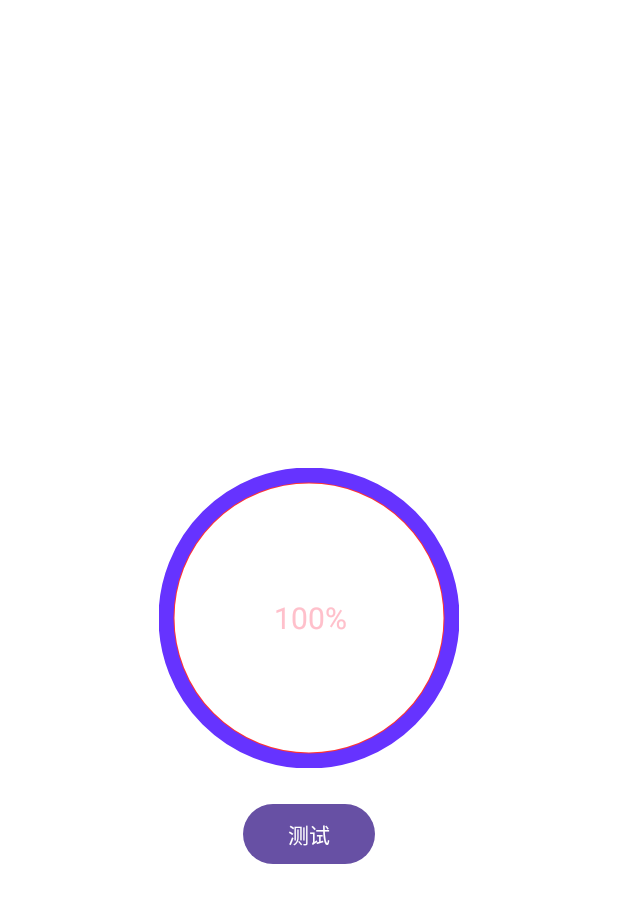
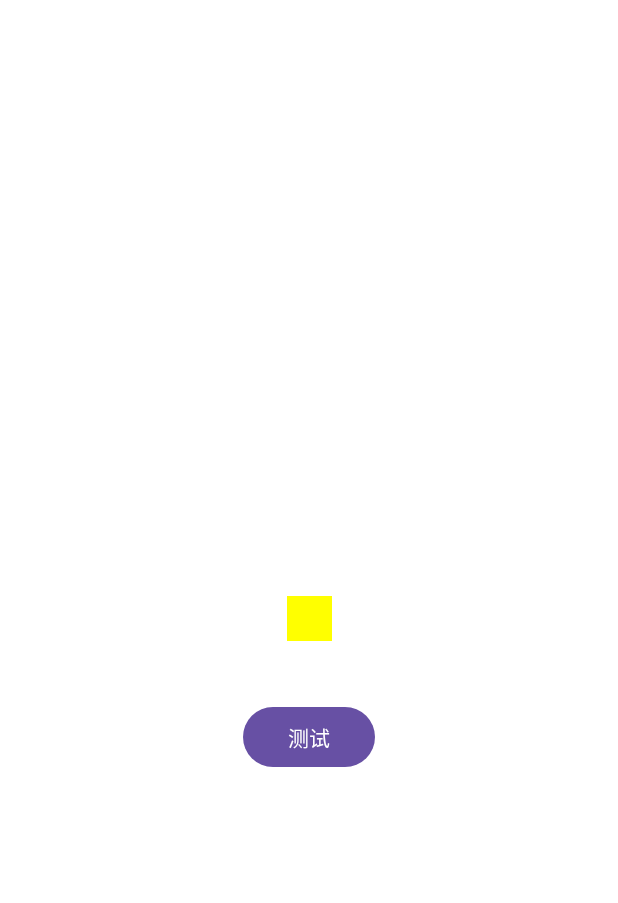
Before and after one commit to NobodyCaiCai/hongchenglearing, an Android app: the screen it shows after launch (MainActivity), after a tap on "测试", on a phone screen of 412 x 824 dp. Shown: the top 903 px of the screen. Run offline under Robolectric (Android 15) with nearby library versions, the phone set to English and light mode, and no system bars.

Commit message:
custom view: ShapeView

```diff
--- a/app/src/main/java/com/caicai/myapplication/MainActivity.kt
+++ b/app/src/main/java/com/caicai/myapplication/MainActivity.kt
@@ -2,14 +2,21 @@ package com.caicai.myapplication
 
 import android.animation.ValueAnimator
 import android.os.Bundle
+import android.os.Handler
+import android.os.Looper
+import android.util.Log
 import android.view.animation.DecelerateInterpolator
 import android.widget.Button
 import androidx.appcompat.app.AppCompatActivity
+import com.caicai.myapplication.customView6_shapeView.ShapeView
 import com.caicai.myapplication.customView3_qqStepView.QQStepView
 import com.caicai.myapplication.customView4_colorTextView.ColorTrackTextView
 import com.caicai.myapplication.customView5_progressBar.ProgressBar
 
 class MainActivity : AppCompatActivity() {
+    companion object {
+        const val TAG = "MainActivity"
+    }
     override fun onCreate(savedInstanceState: Bundle?) {
         super.onCreate(savedInstanceState)
         setContentView(R.layout.activity_main)
@@ -18,9 +25,26 @@ class MainActivity : AppCompatActivity() {
         // 测试ColorTrackTextView
 //        testColorTrackTextView()
         // 测试ProgressBar
-        findViewById<Button>(R.id.test_progress_bar_button).setOnClickListener {
-            testProgressBar()
+//        findViewById<Button>(R.id.test_progress_bar_button).setOnClickListener {
+//            testProgressBar()
+//        }
+        // 测试ShapeView
+        findViewById<Button>(R.id.test_shape_view_button).setOnClickListener {
+            testShapeView()
         }
+    }
+
+    private fun testShapeView() {
+        val shapeView = findViewById<ShapeView>(R.id.shapeView)
+        val handler = Handler(Looper.getMainLooper())
+        val updateUiRunnable: Runnable = object : Runnable {
+            override fun run() {
+                Log.i(TAG, "update shapeView")
+                shapeView.exchangeShape();
+                handler.postDelayed(this, 1000)
+            }
+        }
+        handler.postDelayed(updateUiRunnable, 1000)
     }
 
     private fun testProgressBar() {
--- /dev/null
+++ b/app/src/main/java/com/caicai/myapplication/customView6_shapeView/ShapeView.java
@@ -0,0 +1,86 @@
+package com.caicai.myapplication.customView6_shapeView;
+
+import android.content.Context;
+import android.graphics.Canvas;
+import android.graphics.Color;
+import android.graphics.Paint;
+import android.graphics.Path;
+import android.graphics.Rect;
+import android.util.AttributeSet;
+import android.view.View;
+
+import androidx.annotation.NonNull;
+import androidx.annotation.Nullable;
+
+public class ShapeView extends View {
+    private Shape mShape = Shape.Circle;
+    private final Paint mPaint = new Paint();
+    private final Path mPath = new Path();
+
+    public ShapeView(Context context) {
+        this(context, null);
+    }
+
+    public ShapeView(Context context, @Nullable AttributeSet attrs) {
+        this(context, attrs, 0);
+    }
+
+    public ShapeView(Context context, @Nullable AttributeSet attrs, int defStyleAttr) {
+        super(context, attrs, defStyleAttr);
+        mPaint.setAntiAlias(true);
+        mPaint.setStyle(Paint.Style.FILL);
+    }
+
+    @Override
+    protected void onMeasure(int widthMeasureSpec, int heightMeasureSpec) {
+        super.onMeasure(widthMeasureSpec, heightMeasureSpec);
+        int widthSize = MeasureSpec.getSize(widthMeasureSpec);
+        int heightSize = MeasureSpec.getSize(heightMeasureSpec);
+        setMeasuredDimension(widthSize, heightSize);
+    }
+
+    @Override
+    protected void onDraw(@NonNull Canvas canvas) {
+        super.onDraw(canvas);
+        switch (mShape) {
+            case Circle:
+                int center = getWidth() / 2;
+                mPaint.setColor(Color.RED);
+                canvas.drawCircle(center, center, center, mPaint);
+                break;
+            case Square:
+                mPaint.setColor(Color.YELLOW);
+                Rect rect = new Rect(0, 0, getWidth(), getHeight());
+                canvas.drawRect(rect, mPaint);
+                break;
+            case Triangle:
+                float yIndex = (float) (Math.sqrt(3) / 2 * getWidth());
+                mPaint.setColor(Color.BLUE);
+                mPath.moveTo((float) getWidth() / 2, 0);
+                mPath.lineTo( 0, yIndex);
+                mPath.lineTo(getWidth(), yIndex);
+                mPath.close();
+                canvas.drawPath(mPath, mPaint);
+                break;
+        }
+    }
+
+    public enum Shape {
+        Circle, Square, Triangle
+    }
+
+    public void exchangeShape() {
+        switch (mShape) {
+            case Circle:
+                mShape = Shape.Square;
+                break;
+            case Square:
+                mShape = Shape.Triangle;
+                break;
+            case Triangle:
+                mShape = Shape.Circle;
+                break;
+        }
+        invalidate();
+    }
+}
--- a/app/src/main/res/layout/activity_main.xml
+++ b/app/src/main/res/layout/activity_main.xml
@@ -85,6 +85,7 @@
         android:id="@+id/progress_bar"
         android:layout_width="200dp"
         android:layout_height="200dp"
+        android:visibility="gone"
         app:innerBackground="@color/red"
         app:outerBackground="@color/blue"
         app:roundWidth="10dp"
@@ -101,7 +102,27 @@
         android:layout_height="wrap_content"
         android:text="@string/test"
         android:layout_marginTop="20dp"
+        android:visibility="gone"
         app:layout_constraintStart_toStartOf="parent"
         app:layout_constraintEnd_toEndOf="parent"
         app:layout_constraintTop_toBottomOf="@id/progress_bar" />
+
+    <com.caicai.myapplication.customView6_shapeView.ShapeView
+        android:id="@+id/shapeView"
+        android:layout_width="30dp"
+        android:layout_height="30dp"
+        app:layout_constraintBottom_toBottomOf="parent"
+        app:layout_constraintEnd_toEndOf="parent"
+        app:layout_constraintStart_toStartOf="parent"
+        app:layout_constraintTop_toTopOf="parent" />
+
+    <Button
+        android:id="@+id/test_shape_view_button"
+        android:layout_width="wrap_content"
+        android:layout_height="wrap_content"
+        android:text="@string/test"
+        android:layout_marginTop="40dp"
+        app:layout_constraintStart_toStartOf="parent"
+        app:layout_constraintEnd_toEndOf="parent"
+        app:layout_constraintTop_toBottomOf="@id/shapeView" />
 </androidx.constraintlayout.widget.ConstraintLayout>
```
